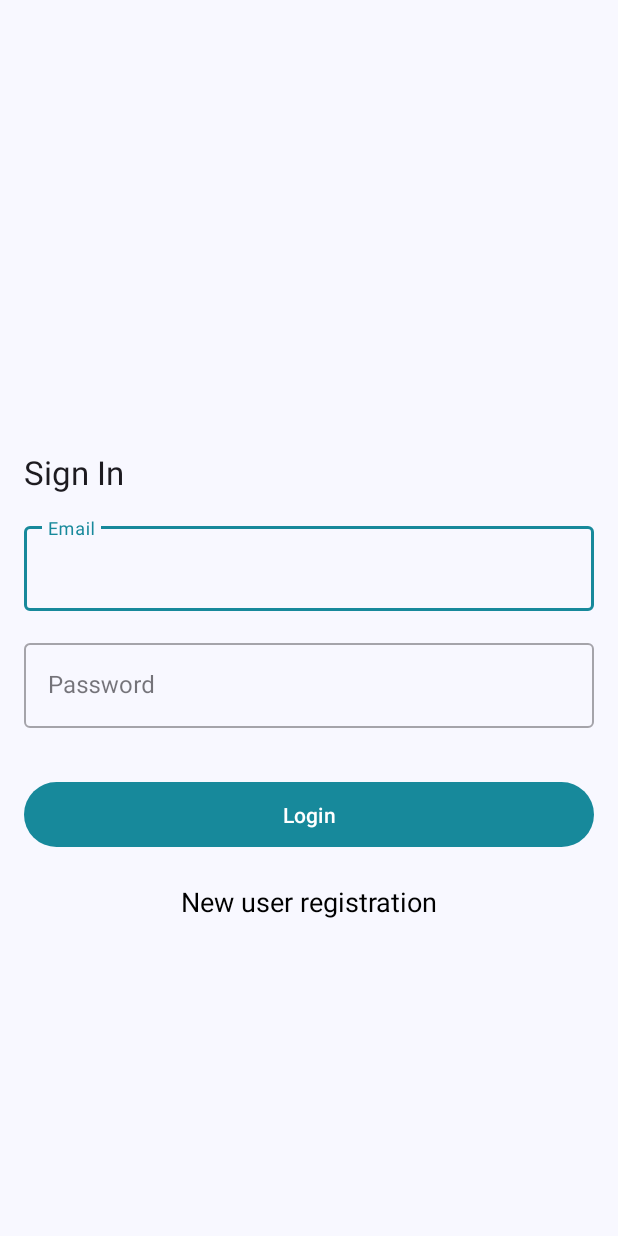
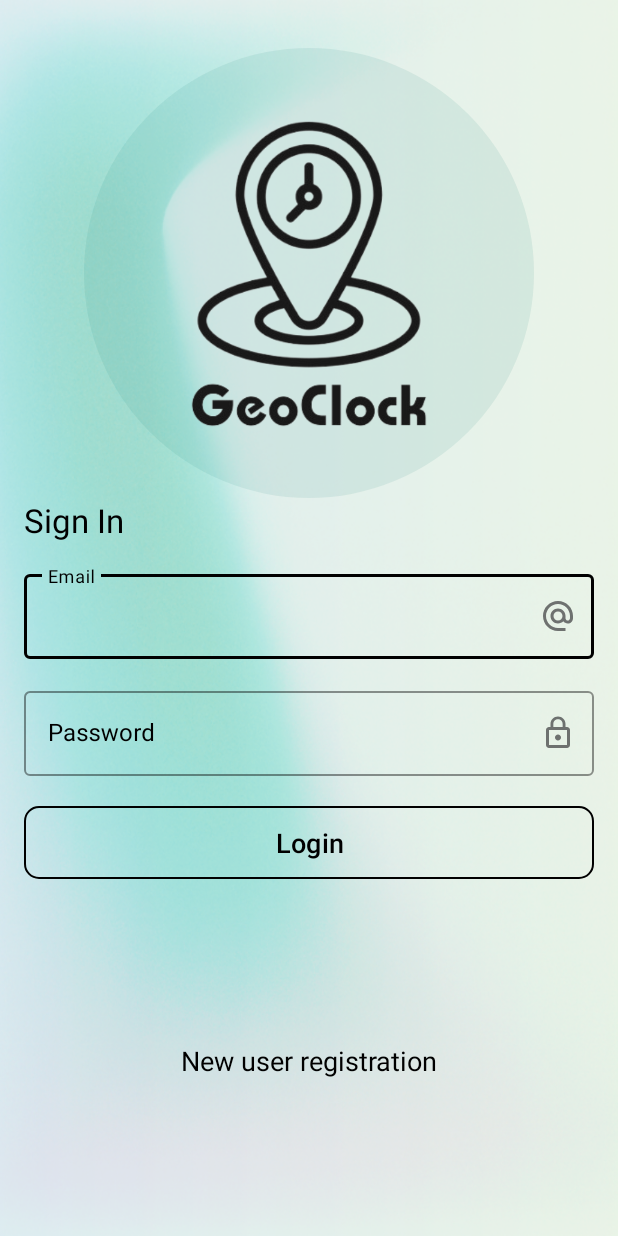
Before and after one commit to AlxKovlv/GeoClock, an Android app: the screen it shows after launch (MainActivity), on a phone screen of 412 x 824 dp. Run offline under Robolectric (Android 15) with nearby library versions, the phone set to English and light mode, and no system bars; our stand-ins replace Firebase (no records; nobody signed in at launch, a user with empty details on screens opened directly); libraries missing offline, so code that uses them is left out: com.google.rpc.context.

Commit message:
done UI design for login and register screens

```diff
--- a/app/src/main/java/com/example/geoclock/ui/login/LoginFragment.kt
+++ b/app/src/main/java/com/example/geoclock/ui/login/LoginFragment.kt
@@ -28,7 +28,7 @@ class LoginFragment : Fragment() {
         savedInstanceState: Bundle?
     ): View? {
         binding = FragmentLoginBinding.inflate(inflater, container, false)
-        binding.noAcountTv.setOnClickListener {
+        binding.noAccountTv.setOnClickListener {
             findNavController().navigate(R.id.action_loginFragment_to_registerFragment)
         }
         binding.buttonLogin.setOnClickListener {
--- /dev/null
+++ b/app/src/main/res/drawable/ic_email_icon.xml
@@ -0,0 +1,5 @@
+<vector xmlns:android="http://schemas.android.com/apk/res/android" android:height="24dp" android:tint="#000000" android:viewportHeight="24" android:viewportWidth="24" android:width="24dp">
+
+    <path android:fillColor="@android:color/white" android:pathData="M12,2C6.48,2 2,6.48 2,12s4.48,10 10,10h5v-2h-5c-4.34,0 -8,-3.66 -8,-8s3.66,-8 8,-8 8,3.66 8,8v1.43c0,0.79 -0.71,1.57 -1.5,1.57s-1.5,-0.78 -1.5,-1.57L17,12c0,-2.76 -2.24,-5 -5,-5s-5,2.24 -5,5 2.24,5 5,5c1.38,0 2.64,-0.56 3.54,-1.47 0.65,0.89 1.77,1.47 2.96,1.47 1.97,0 3.5,-1.6 3.5,-3.57L22,12c0,-5.52 -4.48,-10 -10,-10zM12,15c-1.66,0 -3,-1.34 -3,-3s1.34,-3 3,-3 3,1.34 3,3 -1.34,3 -3,3z"/>
+
+</vector>
--- /dev/null
+++ b/app/src/main/res/drawable/ic_pass_icon.xml
@@ -0,0 +1,5 @@
+<vector xmlns:android="http://schemas.android.com/apk/res/android" android:height="24dp" android:tint="#000000" android:viewportHeight="24" android:viewportWidth="24" android:width="24dp">
+
+    <path android:fillColor="@android:color/white" android:pathData="M12,17c1.1,0 2,-0.9 2,-2s-0.9,-2 -2,-2s-2,0.9 -2,2S10.9,17 12,17zM18,8h-1V6c0,-2.76 -2.24,-5 -5,-5S7,3.24 7,6v2H6c-1.1,0 -2,0.9 -2,2v10c0,1.1 0.9,2 2,2h12c1.1,0 2,-0.9 2,-2V10C20,8.9 19.1,8 18,8zM8.9,6c0,-1.71 1.39,-3.1 3.1,-3.1s3.1,1.39 3.1,3.1v2H8.9V6zM18,20H6V10h12V20z"/>
+
+</vector>
--- /dev/null
+++ b/app/src/main/res/drawable/ic_phone_icon.xml
@@ -0,0 +1,5 @@
+<vector xmlns:android="http://schemas.android.com/apk/res/android" android:height="24dp" android:tint="#000000" android:viewportHeight="24" android:viewportWidth="24" android:width="24dp">
+
+    <path android:fillColor="@android:color/white" android:pathData="M17.38,10.79l-2.2,-2.2c-0.28,-0.28 -0.36,-0.67 -0.25,-1.02 0.37,-1.12 0.57,-2.32 0.57,-3.57 0,-0.55 0.45,-1 1,-1H20c0.55,0 1,0.45 1,1 0,9.39 -7.61,17 -17,17 -0.55,0 -1,-0.45 -1,-1v-3.49c0,-0.55 0.45,-1 1,-1 1.24,0 2.45,-0.2 3.57,-0.57 0.35,-0.12 0.75,-0.03 1.02,0.24l2.2,2.2c2.83,-1.45 5.15,-3.76 6.59,-6.59z"/>
+
+</vector>
--- /dev/null
+++ b/app/src/main/res/drawable/ic_user_icon.xml
@@ -0,0 +1,5 @@
+<vector xmlns:android="http://schemas.android.com/apk/res/android" android:height="24dp" android:tint="#000000" android:viewportHeight="24" android:viewportWidth="24" android:width="24dp">
+
+    <path android:fillColor="@android:color/white" android:pathData="M12,12c2.21,0 4,-1.79 4,-4s-1.79,-4 -4,-4 -4,1.79 -4,4 1.79,4 4,4zM12,14c-2.67,0 -8,1.34 -8,4v2h16v-2c0,-2.66 -5.33,-4 -8,-4z"/>
+
+</vector>
--- /dev/null
+++ b/app/src/main/res/drawable/rounded_transparent_background.xml
@@ -0,0 +1,6 @@
+<?xml version="1.0" encoding="utf-8"?>
+<shape xmlns:android="http://schemas.android.com/apk/res/android"
+    android:shape="rectangle">
+    <corners android:radius="360dp" />
+    <solid android:color="#1600796B" />
+</shape>
--- a/app/src/main/res/layout/activity_main.xml
+++ b/app/src/main/res/layout/activity_main.xml
@@ -2,7 +2,7 @@
 <androidx.constraintlayout.widget.ConstraintLayout xmlns:android="http://schemas.android.com/apk/res/android"
     xmlns:app="http://schemas.android.com/apk/res-auto"
     xmlns:tools="http://schemas.android.com/tools"
-    android:background="@color/ghostWhiteColor"
+    android:background="@drawable/back_01"
     android:layout_width="match_parent"
     android:layout_height="match_parent"
     tools:context=".ui.MainActivity">
--- a/app/src/main/res/layout/fragment_login.xml
+++ b/app/src/main/res/layout/fragment_login.xml
@@ -1,22 +1,34 @@
-<?xml version="1.0" encoding="utf-8"?>
-<androidx.constraintlayout.widget.ConstraintLayout xmlns:android="http://schemas.android.com/apk/res/android"
+<androidx.constraintlayout.widget.ConstraintLayout
+    xmlns:android="http://schemas.android.com/apk/res/android"
     xmlns:app="http://schemas.android.com/apk/res-auto"
     xmlns:tools="http://schemas.android.com/tools"
     android:layout_width="match_parent"
     android:layout_height="match_parent"
+    android:background="@drawable/back_02"
     tools:context=".ui.login.LoginFragment">
+
+    <ImageView
+        android:id="@+id/logoImageView"
+        android:layout_width="300dp"
+        android:layout_height="300dp"
+        android:src="@drawable/logo_01"
+        android:layout_marginTop="32dp"
+        android:background="@drawable/rounded_transparent_background"
+        android:foreground="?android:attr/windowContentOverlay"
+        app:layout_constraintStart_toStartOf="parent"
+        app:layout_constraintEnd_toEndOf="parent"
+        app:layout_constraintTop_toTopOf="parent" />
 
     <TextView
         android:id="@+id/textView"
         android:layout_width="wrap_content"
         android:layout_height="wrap_content"
         android:layout_marginStart="16dp"
-        android:layout_marginTop="300dp"
         android:text="Sign In"
         android:textAppearance="@style/TextAppearance.AppCompat.Large"
+        android:textColor="@android:color/black"
         app:layout_constraintStart_toStartOf="parent"
-        app:layout_constraintTop_toTopOf="parent" />
-
+        app:layout_constraintTop_toBottomOf="@+id/logoImageView" />
 
     <com.google.android.material.textfield.TextInputLayout
         android:id="@+id/editTextLoginEmail"
@@ -27,15 +39,20 @@
         android:layout_marginTop="16dp"
         android:layout_marginEnd="16dp"
         android:hint="Email"
+        android:textColorHint="@android:color/black"
+        app:boxStrokeColor="@android:color/black"
+        app:boxStrokeWidth="1dp"
+        app:endIconDrawable="@drawable/ic_email_icon"
+        app:endIconMode="custom"
         app:layout_constraintEnd_toEndOf="parent"
-        app:layout_constraintHorizontal_bias="0.5"
         app:layout_constraintStart_toStartOf="parent"
         app:layout_constraintTop_toBottomOf="@+id/textView">
 
         <com.google.android.material.textfield.TextInputEditText
             android:layout_width="match_parent"
             android:layout_height="wrap_content"
-            android:inputType="textEmailAddress" />
+            android:inputType="textEmailAddress"
+            android:textColor="@android:color/black" />
 
     </com.google.android.material.textfield.TextInputLayout>
 
@@ -48,15 +65,20 @@
         android:layout_marginTop="16dp"
         android:layout_marginEnd="16dp"
         android:hint="Password"
+        android:textColorHint="@android:color/black"
+        app:boxStrokeColor="@android:color/black"
+        app:boxStrokeWidth="1dp"
+        app:endIconDrawable="@drawable/ic_pass_icon"
+        app:endIconMode="custom"
         app:layout_constraintEnd_toEndOf="parent"
-        app:layout_constraintHorizontal_bias="0.5"
         app:layout_constraintStart_toStartOf="parent"
         app:layout_constraintTop_toBottomOf="@+id/editTextLoginEmail">
 
         <com.google.android.material.textfield.TextInputEditText
             android:layout_width="match_parent"
             android:layout_height="wrap_content"
-            android:inputType="textPassword" />
+            android:inputType="textPassword"
+            android:textColor="@android:color/black" />
 
     </com.google.android.material.textfield.TextInputLayout>
 
@@ -64,9 +86,15 @@
         android:id="@+id/buttonLogin"
         android:layout_width="0dp"
         android:layout_height="wrap_content"
-        android:layout_marginTop="32dp"
+        android:layout_marginTop="16dp"
         android:padding="12dp"
+        android:textSize="18sp"
+        app:cornerRadius="10dp"
         android:text="Login"
+        android:textColor="@android:color/black"
+        app:backgroundTint="@android:color/transparent"
+        app:strokeWidth="1dp"
+        app:strokeColor="@android:color/black"
         app:layout_constraintEnd_toEndOf="@+id/editTextLoginPass"
         app:layout_constraintStart_toStartOf="@+id/editTextLoginPass"
         app:layout_constraintTop_toBottomOf="@+id/editTextLoginPass" />
@@ -81,18 +109,19 @@
         app:layout_constraintEnd_toEndOf="parent"
         app:layout_constraintHorizontal_bias="0.5"
         app:layout_constraintStart_toStartOf="parent"
-        app:layout_constraintTop_toBottomOf="@+id/buttonLogin" />
+        app:layout_constraintTop_toBottomOf="@+id/buttonLogin"
+        android:layout_marginTop="16dp" />
 
     <TextView
+        android:id="@+id/no_account_tv"
         android:layout_width="wrap_content"
         android:layout_height="wrap_content"
         android:text="New user registration"
+        android:textColor="@android:color/black"
         android:textSize="18sp"
-        app:layout_constraintTop_toBottomOf="@+id/buttonLogin"
+        app:layout_constraintBottom_toBottomOf="parent"
+        app:layout_constraintEnd_toEndOf="parent"
         app:layout_constraintStart_toStartOf="parent"
-        app:layout_constraintEnd_toEndOf="parent"
-        android:layout_marginTop="20dp"
-        android:id="@+id/no_acount_tv"
-        android:textColor="@color/black" />
+        app:layout_constraintTop_toBottomOf="@+id/buttonLogin" />
 
 </androidx.constraintlayout.widget.ConstraintLayout>
--- a/app/src/main/res/values/themes.xml
+++ b/app/src/main/res/values/themes.xml
@@ -1,7 +1,7 @@
 <resources xmlns:tools="http://schemas.android.com/tools">
     <!-- Base application theme. -->
     <style name="Base.Theme.GeoClock" parent="Theme.Material3.DayNight.NoActionBar">
-        <item name="colorPrimary">@color/fadedBlueColor</item>
+        <item name="colorPrimary">@color/black</item>
     </style>
 
     <style name="Theme.GeoClock" parent="Base.Theme.GeoClock" />
```
Also changed, not shown: app/src/main/res/anim/slide_in_right.xml (added, +10 -0 lines), app/src/main/res/anim/slide_out_left.xml (added, +10 -0 lines), app/src/main/res/drawable/custom_text_input_layout_bg.xml (added, +7 -0 lines), app/src/main/res/layout/fragment_register.xml (+28 -0 lines), app/src/main/res/drawable/back_01.jpg (added), app/src/main/res/drawable/back_02.png (added), app/src/main/res/drawable/back_login.jpg (added), app/src/main/res/drawable/logo_01.png (added).
